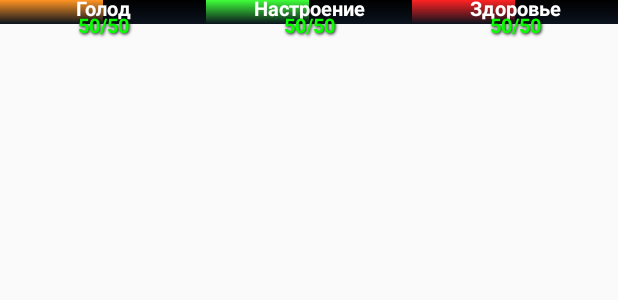
After one commit to Gorbachew/way_to_success_ii, an Android app: the layout status_bars.xml on its own in the app's theme, with its tools: preview values and no code run, on a phone screen of 412 x 824 dp. The commit adds this screen. Shown: the top 300 px of the screen. Run offline under Robolectric (Android 15) with nearby library versions, the phone set to English and light mode, and no system bars.

Commit message:
feat: added ui part status bars

```diff
--- /dev/null
+++ b/app/src/main/res/drawable/food_status_bar.xml
@@ -0,0 +1,31 @@
+<?xml version="1.0" encoding="utf-8"?>
+<layer-list xmlns:android="http://schemas.android.com/apk/res/android">
+
+    <!-- Define the background properties like color etc -->
+    <item android:id="@android:id/background">
+        <shape>
+            <gradient
+                android:startColor="@color/color_black"
+                android:centerColor="@color/color_status_background"
+                android:centerY="1.0"
+                android:endColor="#0d1522"
+                android:angle="270"
+                />
+        </shape>
+    </item>
+
+    <!-- Define the progress properties like start color, end color etc -->
+    <item android:id="@android:id/progress">
+        <clip>
+            <shape>
+                <gradient
+                    android:startColor="@color/color_status_bar_food"
+                    android:centerColor="@color/color_status_background"
+                    android:centerY="1.0"
+                    android:endColor="#06101d"
+                    android:angle="270"
+                    />
+            </shape>
+        </clip>
+    </item>
+</layer-list>
--- /dev/null
+++ b/app/src/main/res/drawable/health_status_bar.xml
@@ -0,0 +1,31 @@
+<?xml version="1.0" encoding="utf-8"?>
+<layer-list xmlns:android="http://schemas.android.com/apk/res/android">
+
+    <!-- Define the background properties like color etc -->
+    <item android:id="@android:id/background">
+        <shape>
+            <gradient
+                android:startColor="@color/color_black"
+                android:centerColor="@color/color_status_background"
+                android:centerY="1.0"
+                android:endColor="#0d1522"
+                android:angle="270"
+                />
+        </shape>
+    </item>
+
+    <!-- Define the progress properties like start color, end color etc -->
+    <item android:id="@android:id/progress">
+        <clip>
+            <shape>
+                <gradient
+                    android:startColor="@color/color_status_bar_health"
+                    android:centerColor="@color/color_status_background"
+                    android:centerY="1.0"
+                    android:endColor="#06101d"
+                    android:angle="270"
+                    />
+            </shape>
+        </clip>
+    </item>
+</layer-list>
--- /dev/null
+++ b/app/src/main/res/drawable/mood_status_bar.xml
@@ -0,0 +1,30 @@
+<?xml version="1.0" encoding="utf-8"?>
+<layer-list xmlns:android="http://schemas.android.com/apk/res/android">
+
+    <!-- Define the background properties like color etc -->
+    <item android:id="@android:id/background">
+        <shape>
+            <gradient
+                android:startColor="@color/color_black"
+                android:centerColor="@color/color_status_background"
+                android:centerY="1.0"
+                android:endColor="#0d1522"
+                android:angle="270"
+                />
+        </shape>
+    </item>
+
+    <item android:id="@android:id/progress">
+        <clip>
+            <shape>
+                <gradient
+                    android:startColor="@color/color_status_bar_mood"
+                    android:centerColor="@color/color_status_background"
+                    android:centerY="1.0"
+                    android:endColor="#06101d"
+                    android:angle="270"
+                    />
+            </shape>
+        </clip>
+    </item>
+</layer-list>
--- a/app/src/main/res/layout/activity_game.xml
+++ b/app/src/main/res/layout/activity_game.xml
@@ -6,6 +6,11 @@
     android:layout_height="match_parent"
     tools:context=".GameActivity">
 
+    <include
+        android:id="@+id/layout_game_windows_buttons"
+        android:layout_height="wrap_content"
+        android:layout_width="match_parent"
+        layout="@layout/status_bars" />
 
 
     <include
--- a/app/src/main/res/layout/sections_buttons.xml
+++ b/app/src/main/res/layout/sections_buttons.xml
@@ -8,35 +8,35 @@
 
     <ImageButton
         android:id="@+id/button_game_sections_character"
-        style="@style/Sections_button"
+        style="@style/SectionsButton"
         android:background="@drawable/sections_button_round"
         android:src="@drawable/icon_sections_character"
         android:text="@string/button_empty" />
 
     <ImageButton
         android:id="@+id/button_game_sections_needs"
-        style="@style/Sections_button"
+        style="@style/SectionsButton"
         android:background="@drawable/sections_button_round"
         android:src="@drawable/icon_sections_needs"
         android:text="@string/button_empty" />
 
     <ImageButton
         android:id="@+id/button_game_sections_work"
-        style="@style/Sections_button"
+        style="@style/SectionsButton"
         android:background="@drawable/sections_button_round"
         android:src="@drawable/icon_sections_work"
         android:text="@string/button_empty" />
 
     <ImageButton
         android:id="@+id/button_game_sections_quality"
-        style="@style/Sections_button"
+        style="@style/SectionsButton"
         android:background="@drawable/sections_button_round"
         android:src="@drawable/icon_sections_quality"
         android:text="@string/button_empty" />
 
     <ImageButton
         android:id="@+id/button_game_sections_establishments"
-        style="@style/Sections_button"
+        style="@style/SectionsButton"
         android:background="@drawable/sections_button_round"
         android:src="@drawable/icon_sections_establishments"
         android:text="@string/button_empty" />
--- /dev/null
+++ b/app/src/main/res/layout/status_bars.xml
@@ -0,0 +1,78 @@
+<?xml version="1.0" encoding="utf-8"?>
+<LinearLayout xmlns:android="http://schemas.android.com/apk/res/android"
+    android:layout_width="match_parent"
+    android:layout_height="match_parent">
+
+    <FrameLayout
+        android:layout_width="0dp"
+        android:layout_height="wrap_content"
+        android:layout_weight="1">
+        <ProgressBar
+            android:id="@+id/status_bar_food"
+            style="?android:attr/progressBarStyleHorizontal"
+            android:progressDrawable="@drawable/food_status_bar"
+            android:progress="50"
+            android:layout_width="match_parent"
+            android:layout_height="wrap_content" />
+        <TextView
+            android:layout_width="match_parent"
+            android:layout_height="match_parent"
+            style="@style/StatusBarTitle"
+            android:text="@string/status_bar_food_title"/>
+        <TextView
+            android:id="@+id/status_bar_food_percent"
+            android:layout_width="match_parent"
+            android:layout_height="match_parent"
+            style="@style/StatusBarPercent"
+            android:text="50/50"/>
+    </FrameLayout>
+    <FrameLayout
+        android:layout_width="0dp"
+        android:layout_height="wrap_content"
+        android:layout_weight="1">
+        <ProgressBar
+            android:id="@+id/status_bar_mood"
+            style="?android:attr/progressBarStyleHorizontal"
+            android:progressDrawable="@drawable/mood_status_bar"
+            android:progress="50"
+            android:layout_width="match_parent"
+            android:layout_height="wrap_content" />
+        <TextView
+            android:layout_width="match_parent"
+            android:layout_height="match_parent"
+            style="@style/StatusBarTitle"
+            android:text="@string/status_bar_mood_title"/>
+        <TextView
+            android:id="@+id/status_bar_mood_percent"
+            android:layout_width="match_parent"
+            android:layout_height="match_parent"
+            style="@style/StatusBarPercent"
+            android:text="50/50"/>
+    </FrameLayout>
+    <FrameLayout
+        android:layout_width="0dp"
+        android:layout_height="wrap_content"
+        android:layout_weight="1">
+        <ProgressBar
+            android:id="@+id/status_bar_health"
+            style="?android:attr/progressBarStyleHorizontal"
+            android:progressDrawable="@drawable/health_status_bar"
+            android:progress="50"
+            android:layout_width="match_parent"
+            android:layout_height="wrap_content" />
+        <TextView
+            android:layout_width="match_parent"
+            android:layout_height="match_parent"
+            style="@style/StatusBarTitle"
+            android:text="@string/status_bar_health_title"/>
+        <TextView
+            android:id="@+id/status_bar_health_percent"
+            android:layout_width="match_parent"
+            android:layout_height="match_parent"
+            style="@style/StatusBarPercent"
+            android:text="50/50"/>
+    </FrameLayout>
+
+
+
+</LinearLayout>
--- a/app/src/main/res/layout/windows_buttons.xml
+++ b/app/src/main/res/layout/windows_buttons.xml
@@ -8,31 +8,31 @@
 
     <ImageButton
         android:id="@+id/button_game_windows_one"
-        style="@style/Sections_button"
+        style="@style/SectionsButton"
         android:background="@drawable/windows_button_round"
         android:text="@string/button_empty" />
 
     <ImageButton
         android:id="@+id/button_game_windows_two"
-        style="@style/Sections_button"
+        style="@style/SectionsButton"
         android:background="@drawable/windows_button_round"
         android:text="@string/button_empty" />
 
     <ImageButton
         android:id="@+id/button_game_windows_three"
-        style="@style/Sections_button"
+        style="@style/SectionsButton"
         android:background="@drawable/windows_button_round"
         android:text="@string/button_empty" />
 
     <ImageButton
         android:id="@+id/button_game_windows_four"
-        style="@style/Sections_button"
+        style="@style/SectionsButton"
         android:background="@drawable/windows_button_round"
         android:text="@string/button_empty" />
 
     <ImageButton
         android:id="@+id/button_game_windows_five"
-        style="@style/Sections_button"
+        style="@style/SectionsButton"
         android:background="@drawable/windows_button_round"
         android:text="@string/button_empty" />
 
--- a/app/src/main/res/values/colors.xml
+++ b/app/src/main/res/values/colors.xml
@@ -5,4 +5,17 @@
     <color name="colorAccent">#03DAC5</color>
     <color name="color_main_image_back">#283a9a</color>
     <color name="color_status_bar">#000000</color>
+
+
+    <color name="color_status_bar_food">#FF9422</color>
+    <color name="color_status_bar_health">#FF2222</color>
+    <color name="color_status_bar_mood">#3EFF38</color>
+    <color name="color_status_bar_percent">#08FF00</color>
+    <color name="color_status_background">#0b131e</color>
+
+
+
+
+    <color name="color_black">#000000</color>
+    <color name="color_white">#FFFFFF</color>
 </resources>
--- a/app/src/main/res/values/strings.xml
+++ b/app/src/main/res/values/strings.xml
@@ -5,5 +5,10 @@
     <string name="button_empty"> </string>
     <string name="button_rating">Рейтинг</string>
     <string name="button_quit">Выйти</string>
+
+    <string name="status_bar_mood_title">Настроение</string>
+    <string name="status_bar_health_title">Здоровье</string>
+    <string name="status_bar_food_title">Голод</string>
+
     <string name="mainimage">MainImage</string>
 </resources>
--- a/app/src/main/res/values/styles.xml
+++ b/app/src/main/res/values/styles.xml
@@ -3,7 +3,7 @@
     <style name="AppTheme" parent="Theme.AppCompat.Light.NoActionBar">
         <!-- Customize your theme here. -->
         <item name="colorPrimary">@color/colorPrimary</item>
-        <item name="colorPrimaryDark">@color/colorPrimaryDark</item>
+        <item name="colorPrimaryDark">@color/color_status_bar</item>
         <item name="colorAccent">@color/colorAccent</item>
     </style>
 
@@ -14,8 +14,7 @@
         <item name="android:padding">10dp</item>
     </style>
 
-
-    <style name="Sections_button" parent="Theme.AppCompat.Light.NoActionBar">
+    <style name="SectionsButton" parent="Theme.AppCompat.Light.NoActionBar">
         <item name="android:layout_width">65dp</item>
         <item name="android:layout_height">65dp</item>
         <item name="android:layout_weight">1</item>
@@ -24,4 +23,24 @@
         <item name="android:padding">10dp</item>
     </style>
 
+    <style name="StatusBarTitle" parent="Theme.AppCompat.Light.NoActionBar">
+        <item name="android:gravity">center</item>
+        <item name="android:textColor">@color/color_white</item>
+        <item name="android:textStyle">bold</item>
+        <item name="android:layout_marginTop">-15dp</item>
+        <item name="android:textSize">13sp</item>
+    </style>
+
+    <style name="StatusBarPercent" parent="Theme.AppCompat.Light.NoActionBar">
+        <item name="android:gravity">center</item>
+        <item name="android:textColor">@color/color_status_bar_percent</item>
+        <item name="android:textStyle">bold</item>
+        <item name="android:shadowColor">@color/color_black</item>
+        <item name="android:layout_marginTop">7dp</item>
+        <item name="android:shadowDx">1</item>
+        <item name="android:shadowDy">1</item>
+        <item name="android:shadowRadius">2</item>
+        <item name="android:textSize">13sp</item>
+    </style>
+
 </resources>
```
